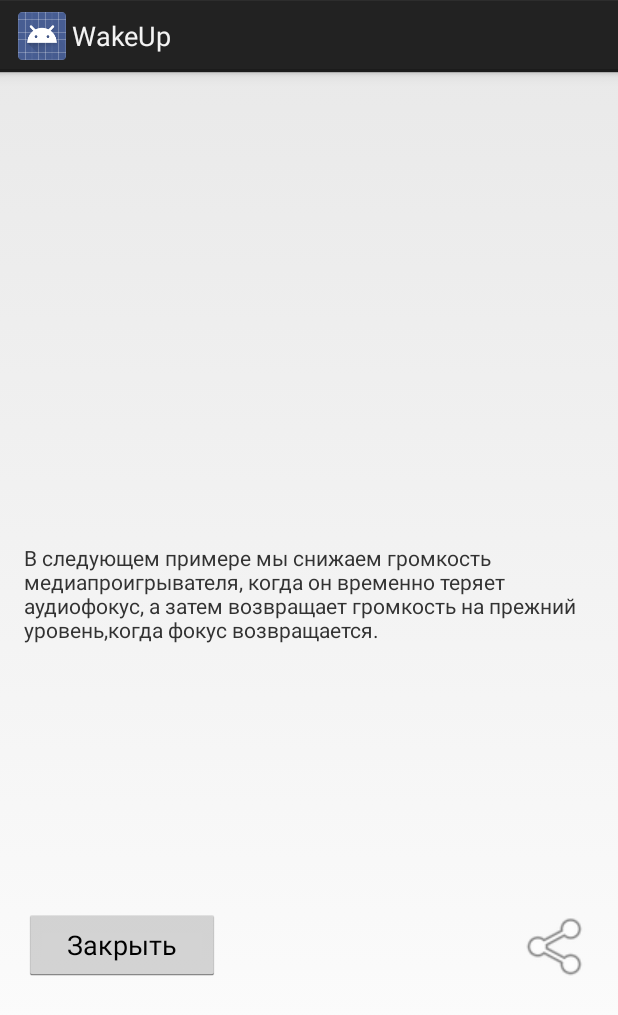
After one commit to CodOndinnonk/WakeUp, an Android app: the ShowContent screen opened directly, with no data from a screen before it, on a phone screen of 412 x 824 dp. The commit adds this screen. Shown: the top 1015 px of the screen. Run offline under Robolectric (Android 15) with nearby library versions, the phone set to English and light mode, and no system bars; 2 statements that could not run were skipped.

Commit message:
создан класс для отображения контента и пословиц
создан интерфейс для всех LocActivity,

```diff
--- /dev/null
+++ b/app/src/main/java/com/wakeup/ShowContent.java
@@ -0,0 +1,83 @@
+package com.wakeup;
+
+import android.app.Activity;
+import android.content.Intent;
+import android.os.Bundle;
+import android.view.View;
+import android.view.WindowManager;
+import android.widget.LinearLayout;
+import android.widget.TextView;
+
+public class ShowContent extends Activity {
+    final String myLog = "myLog";
+    public static final String ID = "id";
+    int alarmId;
+    TextView showContent;
+    TextView showProverb;
+    LinearLayout topFieldWithContent;
+    DatabaseHandler db;
+    Alarm needAlarm;
+
+    @Override
+    protected void onCreate(Bundle savedInstanceState) {
+        super.onCreate(savedInstanceState);
+        setContentView(R.layout.activity_show_content);
+
+        alarmId  = this.getIntent().getIntExtra(ID, 999);
+        showContent = (TextView)findViewById(R.id.showContentFieldShowContent);
+        showProverb = (TextView)findViewById(R.id.showProverdShowContent);
+        topFieldWithContent = (LinearLayout)findViewById(R.id.topSpaceShowContent);
+        db = new DatabaseHandler(this);//переменная для работы с БД
+
+        takeAlarm(alarmId);
+
+        makeWakeActivityFromSleep();
+        setContent();
+        setProverb();
+    }
+
+    public void makeWakeActivityFromSleep(){
+        //включение экрана
+        Activity activity = this;
+        activity.getWindow().addFlags(WindowManager.LayoutParams.FLAG_SHOW_WHEN_LOCKED);
+        activity.getWindow().addFlags(WindowManager.LayoutParams.FLAG_TURN_SCREEN_ON);
+        activity.getWindow().addFlags(WindowManager.LayoutParams.FLAG_DISMISS_KEYGUARD);
+        activity.getWindow().addFlags(WindowManager.LayoutParams.FLAG_KEEP_SCREEN_ON);
+    }
+
+
+    public void setContent(){
+        if(needAlarm.get_content().length() > 0) {
+            showContent.setText(needAlarm.get_content());//заполняем поле информациее, взятой из сохраненной ранее запис
+        }else {
+            topFieldWithContent.setVisibility(View.INVISIBLE);
+        }
+    }
+
+
+    public void takeAlarm(int needId){
+        needAlarm = db.getAlarmById(needId);//создаем обьект типа "запись" и зполняем его данными из необходимой нам записи, взятой по Id
+    }
+
+
+    public void setProverb(){
+        String textForTest = "В следующем примере мы снижаем громкость медиапроигрывателя, когда он временно теряет аудиофокус, " +
+                "а затем возвращает громкость на прежний уровень,когда фокус возвращается.";
+        showProverb.setText(textForTest);
+    }
+
+
+    public void closeAlarm(View view) {
+        //закрытие программы
+        Intent quit = new Intent(Intent.ACTION_MAIN);
+        quit.addCategory(Intent.CATEGORY_HOME);
+        quit.setFlags(Intent.FLAG_ACTIVITY_NEW_TASK);
+        startActivity(quit);
+    finish();
+    }
+
+
+
+    public void shareProverb(View view) {
+    }
+}
--- a/app/src/main/java/com/wakeup/Vibration.java
+++ b/app/src/main/java/com/wakeup/Vibration.java
@@ -3,7 +3,7 @@ package com.wakeup;
 
 import android.content.Context;
 import android.os.Vibrator;
-import android.view.View;
+
 
 public class Vibration {//клас для вибрации
     Vibrator vibrator;
--- /dev/null
+++ b/app/src/main/res/layout/activity_show_content.xml
@@ -0,0 +1,75 @@
+<?xml version="1.0" encoding="utf-8"?>
+<LinearLayout xmlns:android="http://schemas.android.com/apk/res/android"
+    xmlns:tools="http://schemas.android.com/tools"
+    android:layout_width="match_parent"
+    android:layout_height="match_parent"
+    android:paddingBottom="@dimen/activity_vertical_margin"
+    android:paddingLeft="@dimen/activity_horizontal_margin"
+    android:paddingRight="@dimen/activity_horizontal_margin"
+    android:paddingTop="@dimen/activity_vertical_margin"
+    tools:context=".ShowContent"
+    android:orientation="vertical">
+
+
+    <LinearLayout
+        android:orientation="vertical"
+        android:layout_width="match_parent"
+        android:layout_height="match_parent"
+        android:layout_weight="3"
+        android:id="@+id/topSpaceShowContent"
+        android:weightSum="1">
+
+        <TextView
+            android:layout_width="wrap_content"
+            android:layout_height="wrap_content"
+            android:text="@string/content"
+            android:id="@+id/textInfoShowContent" />
+
+        <TextView
+            android:layout_width="match_parent"
+            android:layout_height="match_parent"
+            android:id="@+id/showContentFieldShowContent" />
+    </LinearLayout>
+
+    <LinearLayout
+        android:orientation="vertical"
+        android:layout_width="match_parent"
+        android:layout_height="match_parent"
+        android:layout_weight="2"
+        android:id="@+id/downSpaceShowContent">
+
+        <TextView
+            android:layout_width="match_parent"
+            android:layout_height="244dp"
+            android:id="@+id/showProverdShowContent" />
+
+        <LinearLayout
+            android:orientation="horizontal"
+            android:layout_width="match_parent"
+            android:layout_height="match_parent">
+
+            <Button
+                android:layout_width="wrap_content"
+                android:layout_height="wrap_content"
+                android:text="@string/close"
+                android:id="@+id/buttonCloseShowAlarm"
+                android:layout_weight="1"
+                android:onClick="closeAlarm" />
+
+            <Space
+                android:layout_width="wrap_content"
+                android:layout_height="match_parent"
+                android:layout_weight="6" />
+
+            <Button
+                style="?android:attr/buttonStyleSmall"
+                android:layout_width="wrap_content"
+                android:layout_height="wrap_content"
+                android:id="@+id/buttonShareShowContent"
+                android:background="@android:drawable/ic_menu_share"
+                android:onClick="shareProverb" />
+
+        </LinearLayout>
+
+    </LinearLayout>
+</LinearLayout>
--- a/app/src/main/res/values/strings.xml
+++ b/app/src/main/res/values/strings.xml
@@ -5,8 +5,6 @@
         <item>Простой</item>
         <item>Математический</item>
     </string-array>
-
-
 
 
     <string name="app_name">WakeUp</string>
@@ -26,6 +24,7 @@
     <string name="settings">Настройки</string>
     <string name="loc">Экран отключения будильника</string>
     <string name="to_off_arithmetic_loc">Для отключения будильника решите пример</string>
+    <string name="close">Закрыть</string>
 
 
 </resources>
```
Also changed, not shown: app/src/main/AndroidManifest.xml (+6 -5 lines), app/src/main/java/com/wakeup/CommonForLocActivities.java (added, +10 -0 lines), app/src/main/java/com/wakeup/Light.java (+23 -0 lines), app/src/main/java/com/wakeup/LocActivityArithmetic.java (+27 -13 lines), app/src/main/java/com/wakeup/LocActivitySimple.java (+46 -23 lines), app/src/main/java/com/wakeup/Ring.java (+26 -14 lines), app/src/main/res/layout/activity_loc_activity_simple.xml (+1 -12 lines).
